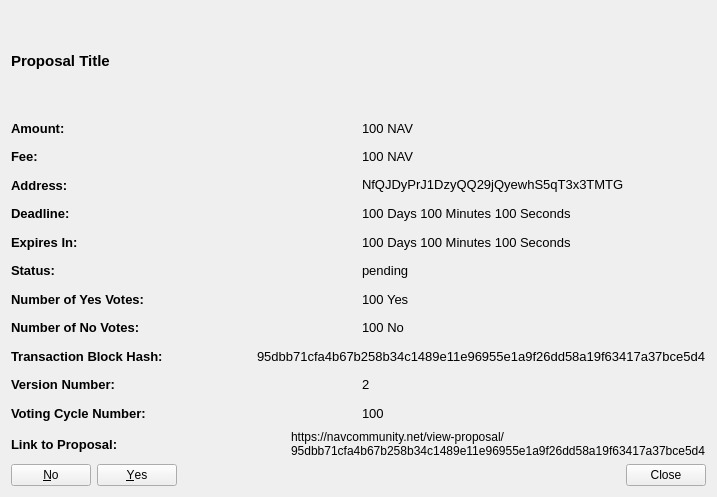
First picture: the form in src/qt/forms/communityfunddisplaydetailed.ui, repository navcoin/navcoin-core, before the edit.
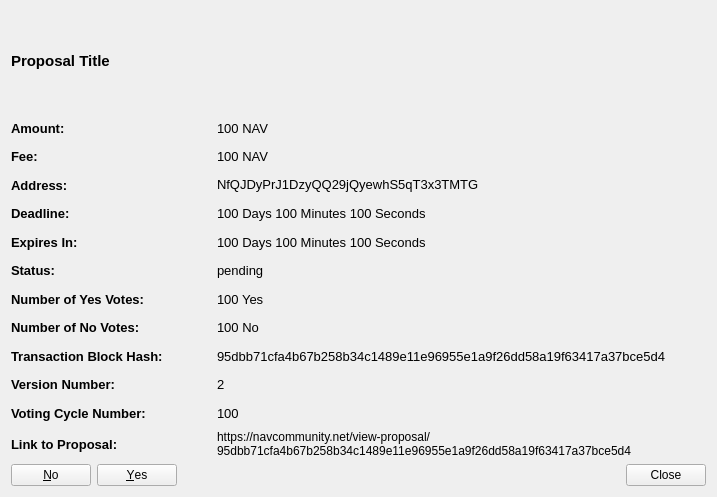
Second picture: the form after the edit.

Commit message: Align items in detailed proposal view better

Patch:
```diff
--- a/src/qt/forms/communityfunddisplaydetailed.ui
+++ b/src/qt/forms/communityfunddisplaydetailed.ui
@@ -47,11 +47,17 @@
        <item>
         <widget class="QLabel" name="labelAmountTitle">
          <property name="sizePolicy">
-          <sizepolicy hsizetype="Minimum" vsizetype="Preferred">
+          <sizepolicy hsizetype="Fixed" vsizetype="Preferred">
            <horstretch>0</horstretch>
            <verstretch>0</verstretch>
           </sizepolicy>
          </property>
+         <property name="minimumSize">
+          <size>
+           <width>200</width>
+           <height>0</height>
+          </size>
+         </property>
          <property name="font">
           <font>
            <pointsize>10</pointsize>
@@ -83,11 +89,17 @@
        <item>
         <widget class="QLabel" name="labelFeeTitle">
          <property name="sizePolicy">
-          <sizepolicy hsizetype="Minimum" vsizetype="Preferred">
+          <sizepolicy hsizetype="Fixed" vsizetype="Preferred">
            <horstretch>0</horstretch>
            <verstretch>0</verstretch>
           </sizepolicy>
          </property>
+         <property name="minimumSize">
+          <size>
+           <width>200</width>
+           <height>0</height>
+          </size>
+         </property>
          <property name="font">
           <font>
            <pointsize>10</pointsize>
@@ -119,11 +131,17 @@
        <item>
         <widget class="QLabel" name="labelAddressTitle">
          <property name="sizePolicy">
-          <sizepolicy hsizetype="Minimum" vsizetype="Preferred">
+          <sizepolicy hsizetype="Fixed" vsizetype="Preferred">
            <horstretch>0</horstretch>
            <verstretch>0</verstretch>
           </sizepolicy>
          </property>
+         <property name="minimumSize">
+          <size>
+           <width>200</width>
+           <height>0</height>
+          </size>
+         </property>
          <property name="font">
           <font>
            <pointsize>10</pointsize>
@@ -158,11 +176,17 @@
        <item>
         <widget class="QLabel" name="labelDeadlineTitle">
          <property name="sizePolicy">
-          <sizepolicy hsizetype="Minimum" vsizetype="Preferred">
+          <sizepolicy hsizetype="Fixed" vsizetype="Preferred">
            <horstretch>0</horstretch>
            <verstretch>0</verstretch>
           </sizepolicy>
          </property>
+         <property name="minimumSize">
+          <size>
+           <width>200</width>
+           <height>0</height>
+          </size>
+         </property>
          <property name="font">
           <font>
            <pointsize>10</pointsize>
@@ -194,11 +218,17 @@
        <item>
         <widget class="QLabel" name="labelExpiresInTitle">
          <property name="sizePolicy">
-          <sizepolicy hsizetype="Minimum" vsizetype="Preferred">
+          <sizepolicy hsizetype="Fixed" vsizetype="Preferred">
            <horstretch>0</horstretch>
            <verstretch>0</verstretch>
           </sizepolicy>
          </property>
+         <property name="minimumSize">
+          <size>
+           <width>200</width>
+           <height>0</height>
+          </size>
+         </property>
          <property name="font">
           <font>
            <pointsize>10</pointsize>
@@ -230,11 +260,17 @@
        <item>
         <widget class="QLabel" name="labelStatusTitle">
          <property name="sizePolicy">
-          <sizepolicy hsizetype="Minimum" vsizetype="Preferred">
+          <sizepolicy hsizetype="Fixed" vsizetype="Preferred">
            <horstretch>0</horstretch>
            <verstretch>0</verstretch>
           </sizepolicy>
          </property>
+         <property name="minimumSize">
+          <size>
+           <width>200</width>
+           <height>0</height>
+          </size>
+         </property>
          <property name="font">
           <font>
            <pointsize>10</pointsize>
@@ -266,11 +302,17 @@
        <item>
         <widget class="QLabel" name="labelNumberOfYesVotesTitle">
          <property name="sizePolicy">
-          <sizepolicy hsizetype="Minimum" vsizetype="Preferred">
+          <sizepolicy hsizetype="Fixed" vsizetype="Preferred">
            <horstretch>0</horstretch>
            <verstretch>0</verstretch>
           </sizepolicy>
          </property>
+         <property name="minimumSize">
+          <size>
+           <width>200</width>
+           <height>0</height>
+          </size>
+         </property>
          <property name="font">
           <font>
            <pointsize>10</pointsize>
@@ -302,11 +344,17 @@
        <item>
         <widget class="QLabel" name="labelNumberOfNoVotesTitle">
          <property name="sizePolicy">
-          <sizepolicy hsizetype="Minimum" vsizetype="Preferred">
+          <sizepolicy hsizetype="Fixed" vsizetype="Preferred">
            <horstretch>0</horstretch>
            <verstretch>0</verstretch>
           </sizepolicy>
          </property>
+         <property name="minimumSize">
+          <size>
+           <width>200</width>
+           <height>0</height>
+          </size>
+         </property>
          <property name="font">
           <font>
            <pointsize>10</pointsize>
@@ -338,11 +386,17 @@
        <item>
         <widget class="QLabel" name="labelTransactionBlockHashTitle">
          <property name="sizePolicy">
-          <sizepolicy hsizetype="Minimum" vsizetype="Preferred">
+          <sizepolicy hsizetype="Fixed" vsizetype="Preferred">
            <horstretch>0</horstretch>
            <verstretch>0</verstretch>
           </sizepolicy>
          </property>
+         <property name="minimumSize">
+          <size>
+           <width>200</width>
+           <height>0</height>
+          </size>
+         </property>
          <property name="font">
           <font>
            <pointsize>10</pointsize>
@@ -374,11 +428,17 @@
        <item>
         <widget class="QLabel" name="labelVersionNumberTitle">
          <property name="sizePolicy">
-          <sizepolicy hsizetype="Minimum" vsizetype="Preferred">
+          <sizepolicy hsizetype="Fixed" vsizetype="Preferred">
            <horstretch>0</horstretch>
            <verstretch>0</verstretch>
           </sizepolicy>
          </property>
+         <property name="minimumSize">
+          <size>
+           <width>200</width>
+           <height>0</height>
+          </size>
+         </property>
          <property name="font">
           <font>
            <pointsize>10</pointsize>
@@ -410,11 +470,17 @@
        <item>
         <widget class="QLabel" name="labelVOtingCycleNumberTitle">
          <property name="sizePolicy">
-          <sizepolicy hsizetype="Minimum" vsizetype="Preferred">
+          <sizepolicy hsizetype="Fixed" vsizetype="Preferred">
            <horstretch>0</horstretch>
            <verstretch>0</verstretch>
           </sizepolicy>
          </property>
+         <property name="minimumSize">
+          <size>
+           <width>200</width>
+           <height>0</height>
+          </size>
+         </property>
          <property name="font">
           <font>
            <pointsize>10</pointsize>
@@ -446,11 +512,17 @@
        <item>
         <widget class="QLabel" name="labelLinkToProposalTitle">
          <property name="sizePolicy">
-          <sizepolicy hsizetype="Minimum" vsizetype="Preferred">
+          <sizepolicy hsizetype="Fixed" vsizetype="Preferred">
            <horstretch>0</horstretch>
            <verstretch>0</verstretch>
           </sizepolicy>
          </property>
+         <property name="minimumSize">
+          <size>
+           <width>200</width>
+           <height>0</height>
+          </size>
+         </property>
          <property name="font">
           <font>
            <pointsize>10</pointsize>
```
